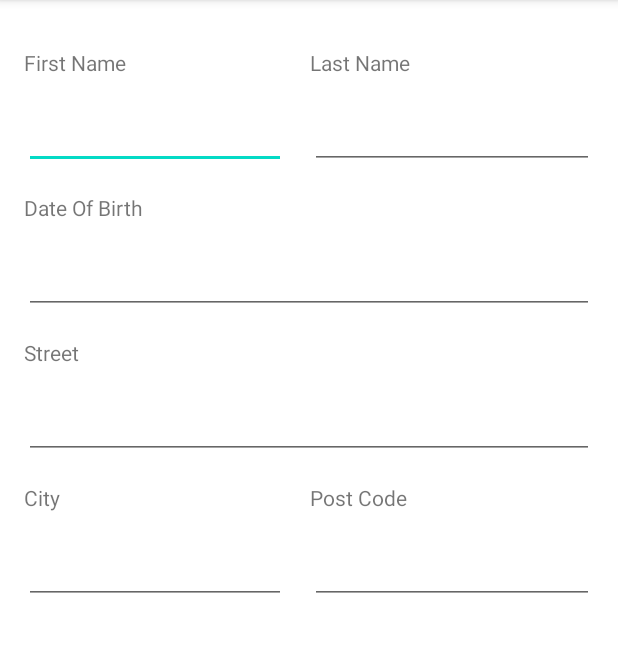
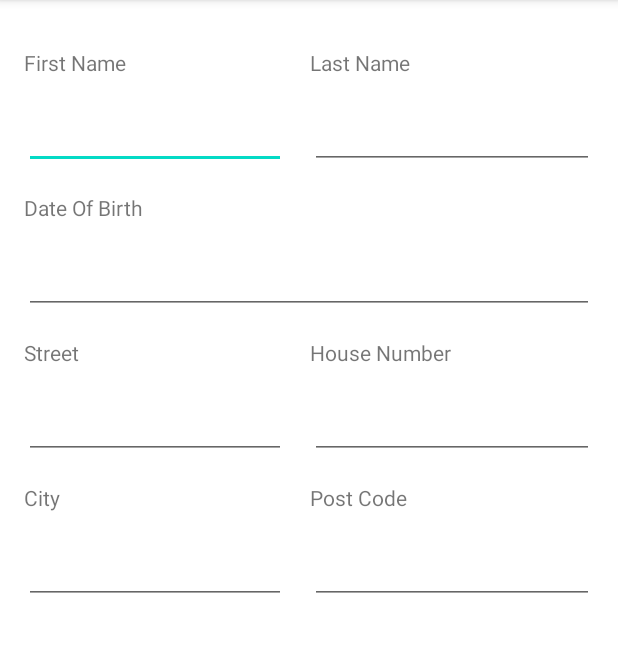
Before and after one commit to binarynumdev/patient-doctor-app, an Android app: the NewPatientActivity screen opened directly, with no data from a screen before it, on a phone screen of 412 x 824 dp, the part 84-736 px from its top. Run offline under Robolectric (Android 15) with nearby library versions, the phone set to English and light mode, and no system bars; 2 statements that could not run were skipped.

Commit message:
add house number

```diff
--- a/app/src/main/res/layout/activity_new_patient.xml
+++ b/app/src/main/res/layout/activity_new_patient.xml
@@ -86,9 +86,11 @@
             android:layout_width="0dp"
             android:layout_height="wrap_content"
             android:layout_marginTop="@dimen/activity_horizontal_margin"
+            android:layout_marginRight="@dimen/activity_horizontal_margin"
             android:ems="10"
+
             android:inputType="textPersonName"
-            app:layout_constraintEnd_toEndOf="parent"
+            app:layout_constraintEnd_toStartOf="@+id/textView2"
             app:layout_constraintStart_toStartOf="parent"
             app:layout_constraintTop_toBottomOf="@+id/textView17" />
 
@@ -135,5 +137,26 @@
             app:layout_constraintStart_toStartOf="@+id/textView19"
             app:layout_constraintTop_toTopOf="@+id/editCity" />
 
+        <TextView
+            android:id="@+id/textView2"
+            android:layout_width="0dp"
+            android:layout_height="wrap_content"
+            android:layout_marginTop="@dimen/activity_horizontal_margin"
+            android:text="House Number"
+            app:layout_constraintEnd_toEndOf="parent"
+            app:layout_constraintStart_toStartOf="@+id/editLastName"
+            app:layout_constraintTop_toBottomOf="@+id/editDateOfBirth" />
+
+        <EditText
+            android:id="@+id/editHouseNumber"
+            android:layout_width="0dp"
+            android:layout_height="wrap_content"
+            android:layout_marginTop="@dimen/activity_horizontal_margin"
+            android:ems="10"
+            android:inputType="textPersonName"
+            app:layout_constraintEnd_toEndOf="parent"
+            app:layout_constraintStart_toStartOf="@+id/textView2"
+            app:layout_constraintTop_toBottomOf="@+id/textView2" />
+
     </androidx.constraintlayout.widget.ConstraintLayout>
 </ScrollView>
```
